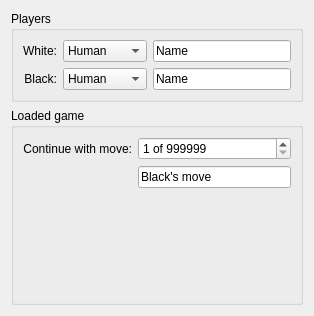
The window that src/gui/widgets/setupwidget.ui (KDE/kigo) describes before a commit, drawn with Qt 5.
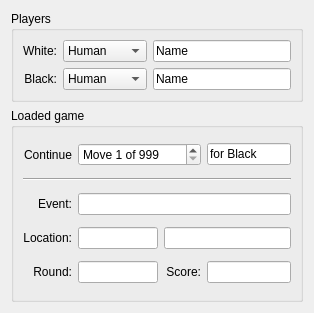
The same window after the commit. Custom widgets are drawn as their Qt base class.

What changed in the file:
```diff
--- a/src/gui/widgets/setupwidget.ui
+++ b/src/gui/widgets/setupwidget.ui
@@ -6,7 +6,7 @@
     <x>0</x>
     <y>0</y>
     <width>308</width>
-    <height>316</height>
+    <height>313</height>
    </rect>
   </property>
   <property name="sizePolicy" >
@@ -456,33 +456,186 @@
              <string>Loaded game</string>
             </property>
             <layout class="QGridLayout" name="gridLayout_5" >
-             <item row="0" column="0" >
-              <widget class="QLabel" name="label_3" >
-               <property name="text" >
-                <string>Continue with move:</string>
-               </property>
-               <property name="alignment" >
-                <set>Qt::AlignRight|Qt::AlignTrailing|Qt::AlignVCenter</set>
-               </property>
-               <property name="buddy" >
-                <cstring>startMoveSpinBox</cstring>
-               </property>
-              </widget>
-             </item>
-             <item row="0" column="1" >
+             <item row="0" column="1" colspan="3" >
               <widget class="KIntSpinBox" name="startMoveSpinBox" >
                <property name="suffix" >
-                <string> of 999999</string>
+                <string> of 999</string>
+               </property>
+               <property name="prefix" >
+                <string>Move </string>
                </property>
                <property name="minimum" >
                 <number>1</number>
                </property>
                <property name="maximum" >
-                <number>999999</number>
+                <number>9999</number>
                </property>
               </widget>
              </item>
-             <item row="1" column="1" >
+             <item row="4" column="3" colspan="2" >
+              <widget class="KLineEdit" name="infoLocation" >
+               <property name="enabled" >
+                <bool>true</bool>
+               </property>
+               <property name="focusPolicy" >
+                <enum>Qt::NoFocus</enum>
+               </property>
+               <property name="text" >
+                <string/>
+               </property>
+               <property name="readOnly" >
+                <bool>true</bool>
+               </property>
+               <property name="contextMenuEnabled" >
+                <bool>false</bool>
+               </property>
+               <property name="urlDropsEnabled" >
+                <bool>false</bool>
+               </property>
+              </widget>
+             </item>
+             <item row="4" column="1" colspan="2" >
+              <widget class="KLineEdit" name="infoDate" >
+               <property name="enabled" >
+                <bool>true</bool>
+               </property>
+               <property name="focusPolicy" >
+                <enum>Qt::NoFocus</enum>
+               </property>
+               <property name="text" >
+                <string/>
+               </property>
+               <property name="maxLength" >
+                <number>10</number>
+               </property>
+               <property name="readOnly" >
+                <bool>true</bool>
+               </property>
+               <property name="contextMenuEnabled" >
+                <bool>false</bool>
+               </property>
+               <property name="urlDropsEnabled" >
+                <bool>false</bool>
+               </property>
+              </widget>
+             </item>
+             <item row="3" column="1" colspan="4" >
+              <widget class="KLineEdit" name="infoEvent" >
+               <property name="enabled" >
+                <bool>true</bool>
+               </property>
+               <property name="focusPolicy" >
+                <enum>Qt::NoFocus</enum>
+               </property>
+               <property name="text" >
+                <string/>
+               </property>
+               <property name="readOnly" >
+                <bool>true</bool>
+               </property>
+               <property name="contextMenuEnabled" >
+                <bool>false</bool>
+               </property>
+               <property name="urlDropsEnabled" >
+                <bool>false</bool>
+               </property>
+              </widget>
+             </item>
+             <item row="3" column="0" >
+              <widget class="QLabel" name="label_8" >
+               <property name="text" >
+                <string>Event:</string>
+               </property>
+               <property name="alignment" >
+                <set>Qt::AlignRight|Qt::AlignTrailing|Qt::AlignVCenter</set>
+               </property>
+              </widget>
+             </item>
+             <item row="4" column="0" >
+              <widget class="QLabel" name="label_9" >
+               <property name="text" >
+                <string>Location:</string>
+               </property>
+               <property name="alignment" >
+                <set>Qt::AlignRight|Qt::AlignTrailing|Qt::AlignVCenter</set>
+               </property>
+              </widget>
+             </item>
+             <item row="2" column="0" colspan="5" >
+              <widget class="Line" name="line_2" >
+               <property name="orientation" >
+                <enum>Qt::Horizontal</enum>
+               </property>
+              </widget>
+             </item>
+             <item row="5" column="3" >
+              <widget class="QLabel" name="label_10" >
+               <property name="text" >
+                <string>Score:</string>
+               </property>
+               <property name="alignment" >
+                <set>Qt::AlignRight|Qt::AlignTrailing|Qt::AlignVCenter</set>
+               </property>
+              </widget>
+             </item>
+             <item row="5" column="0" >
+              <widget class="QLabel" name="label_11" >
+               <property name="text" >
+                <string>Round:</string>
+               </property>
+               <property name="alignment" >
+                <set>Qt::AlignRight|Qt::AlignTrailing|Qt::AlignVCenter</set>
+               </property>
+              </widget>
+             </item>
+             <item row="5" column="4" >
+              <widget class="KLineEdit" name="infoScore" >
+               <property name="enabled" >
+                <bool>true</bool>
+               </property>
+               <property name="focusPolicy" >
+                <enum>Qt::NoFocus</enum>
+               </property>
+               <property name="text" >
+                <string/>
+               </property>
+               <property name="readOnly" >
+                <bool>true</bool>
+               </property>
+               <property name="contextMenuEnabled" >
+                <bool>false</bool>
+               </property>
+               <property name="urlDropsEnabled" >
+                <bool>false</bool>
+               </property>
+              </widget>
+             </item>
+             <item row="5" column="1" colspan="2" >
+              <widget class="KLineEdit" name="infoRound" >
+               <property name="enabled" >
+                <bool>true</bool>
+               </property>
+               <property name="focusPolicy" >
+                <enum>Qt::NoFocus</enum>
+               </property>
+               <property name="text" >
+                <string/>
+               </property>
+               <property name="maxLength" >
+                <number>3</number>
+               </property>
+               <property name="readOnly" >
+                <bool>true</bool>
+               </property>
+               <property name="contextMenuEnabled" >
+                <bool>false</bool>
+               </property>
+               <property name="urlDropsEnabled" >
+                <bool>false</bool>
+               </property>
+              </widget>
+             </item>
+             <item row="0" column="4" >
               <widget class="QLineEdit" name="playerLabel" >
                <property name="focusPolicy" >
                 <enum>Qt::NoFocus</enum>
@@ -494,25 +647,25 @@
                 <bool>false</bool>
                </property>
                <property name="text" >
-                <string>Black's move</string>
+                <string>for Black</string>
                </property>
                <property name="readOnly" >
                 <bool>true</bool>
                </property>
               </widget>
              </item>
-             <item row="2" column="0" colspan="2" >
-              <spacer name="verticalSpacer_2" >
-               <property name="orientation" >
-                <enum>Qt::Vertical</enum>
+             <item row="0" column="0" >
+              <widget class="QLabel" name="label_3" >
+               <property name="text" >
+                <string>Continue</string>
                </property>
-               <property name="sizeHint" stdset="0" >
-                <size>
-                 <width>20</width>
-                 <height>40</height>
-                </size>
+               <property name="alignment" >
+                <set>Qt::AlignRight|Qt::AlignTrailing|Qt::AlignVCenter</set>
                </property>
-              </spacer>
+               <property name="buddy" >
+                <cstring>startMoveSpinBox</cstring>
+               </property>
+              </widget>
              </item>
             </layout>
            </widget>
```
Left out of the diff: 25 changed lines with no effect on the pictures.
